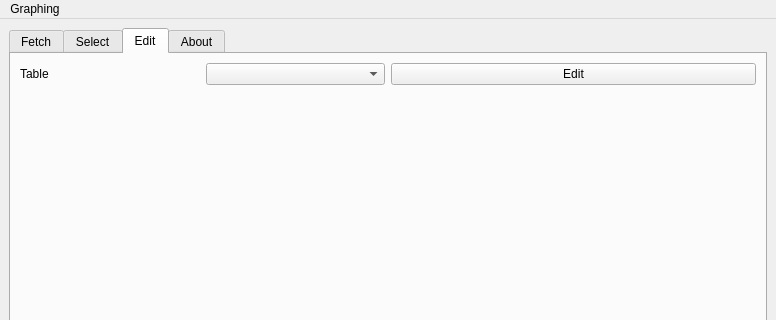
The window that layouts/main_window.ui (hitranonline/hapiest) describes before a commit, drawn with Qt 5; both pictures show x 0 to 776 and y 0 to 320 of the 776 by 507 pixel window.
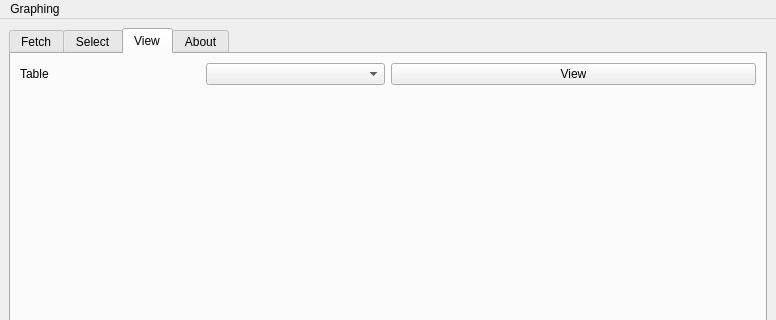
The same window after the commit. The open tabs and pages were chosen to show the change.

Commit message: Renamed edit tab to view tab (Only in the gui - internally it is still called 'edit')

```diff
--- a/layouts/main_window.ui
+++ b/layouts/main_window.ui
@@ -657,7 +657,7 @@
       </widget>
       <widget class="QWidget" name="edit_tab">
        <attribute name="title">
-        <string>Edit</string>
+           <string>View</string>
        </attribute>
        <layout class="QGridLayout" name="gridLayout_5">
         <item row="0" column="0">
@@ -677,7 +677,7 @@
         <item row="0" column="1">
          <widget class="QPushButton" name="edit_button">
           <property name="text">
-           <string>Edit</string>
+              <string>View</string>
           </property>
          </widget>
         </item>
```
Left out of the diff: 2 changed lines with no effect on the pictures.
